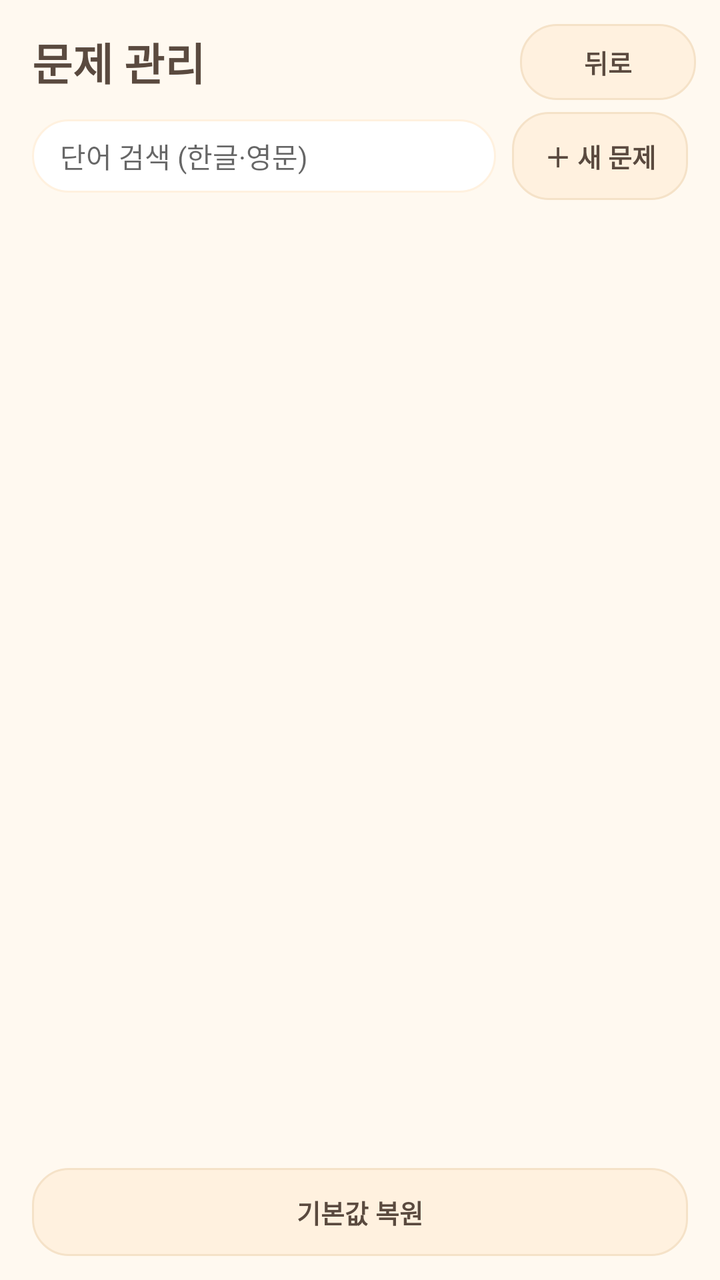
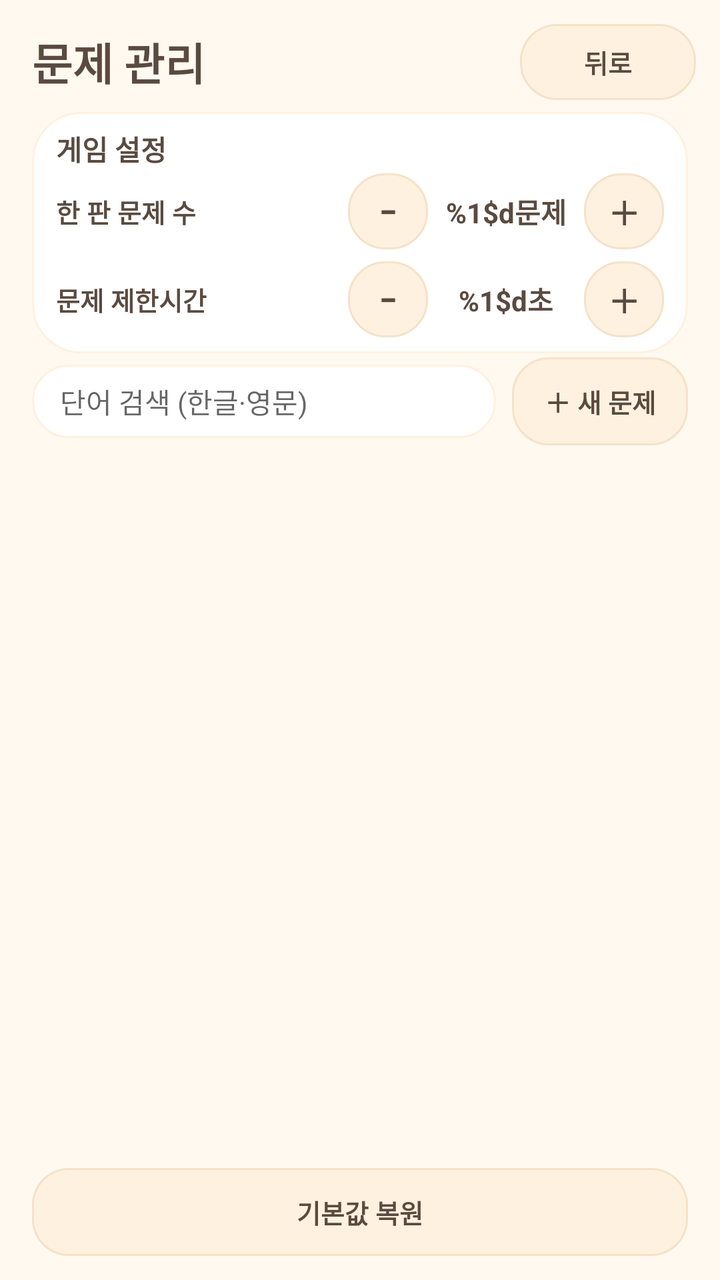

Two renders of the same Android screen: before a commit and after it. Below are the layout's source before the change and the commit's diff.
<!-- AndroidManifest.xml: application theme Theme.VoiceWordGame -->
<!-- res/layout/activity_admin.xml -->
<?xml version="1.0" encoding="utf-8"?>
<FrameLayout xmlns:android="http://schemas.android.com/apk/res/android"
    android:id="@+id/adminRoot"
    android:layout_width="match_parent"
    android:layout_height="match_parent"
    android:background="@color/cream">

    <LinearLayout
        android:layout_width="match_parent"
        android:layout_height="match_parent"
        android:orientation="vertical">

        <LinearLayout
            android:layout_width="match_parent"
            android:layout_height="wrap_content"
            android:gravity="center_vertical"
            android:orientation="horizontal"
            android:paddingStart="16dp"
            android:paddingTop="12dp"
            android:paddingEnd="12dp"
            android:paddingBottom="4dp">

            <TextView
                style="@style/TextTitle"
                android:layout_width="0dp"
                android:layout_height="wrap_content"
                android:layout_weight="1"
                android:text="@string/admin_title"
                android:textSize="22sp" />

            <TextView
                android:id="@+id/adminCount"
                style="@style/TextBody"
                android:layout_width="wrap_content"
                android:layout_height="wrap_content"
                android:layout_marginEnd="8dp" />

            <Button
                android:id="@+id/closeAdmin"
                style="@style/Widget.CuteButton"
                android:layout_width="wrap_content"
                android:layout_height="wrap_content"
                android:minHeight="38dp"
                android:text="@string/back"
                android:textSize="13sp" />
        </LinearLayout>

        <LinearLayout
            android:layout_width="match_parent"
            android:layout_height="wrap_content"
            android:gravity="center_vertical"
            android:orientation="horizontal"
            android:paddingStart="16dp"
            android:paddingTop="2dp"
            android:paddingEnd="16dp">

            <EditText
                android:id="@+id/adminSearch"
                android:layout_width="0dp"
                android:layout_height="wrap_content"
                android:layout_weight="1"
                android:background="@drawable/bg_pill"
                android:hint="@string/admin_search_hint"
                android:imeOptions="actionSearch"
                android:importantForAutofill="no"
                android:inputType="text"
                android:paddingStart="14dp"
                android:paddingTop="8dp"
                android:paddingEnd="14dp"
                android:paddingBottom="8dp"
                android:singleLine="true"
                android:textColor="@color/ink"
                android:textSize="14sp" />

            <Button
                android:id="@+id/addProblem"
                style="@style/Widget.CuteButton"
                android:layout_width="wrap_content"
                android:layout_height="wrap_content"
                android:layout_marginStart="8dp"
                android:text="@string/admin_add"
                android:textSize="13sp" />
        </LinearLayout>

        <HorizontalScrollView
            android:layout_width="match_parent"
            android:layout_height="wrap_content"
            android:paddingStart="12dp"
            android:paddingTop="2dp"
            android:paddingEnd="12dp"
            android:scrollbars="none">

            <LinearLayout
                android:id="@+id/adminFilterRow"
                android:layout_width="wrap_content"
                android:layout_height="wrap_content"
                android:orientation="horizontal" />
        </HorizontalScrollView>

        <TextView
            android:id="@+id/adminEmpty"
            style="@style/TextBody"
            android:layout_width="match_parent"
            android:layout_height="wrap_content"
            android:layout_marginTop="26dp"
            android:gravity="center"
            android:text="@string/admin_empty"
            android:textSize="14sp"
            android:visibility="gone" />

        <androidx.recyclerview.widget.RecyclerView
            android:id="@+id/problemList"
            android:layout_width="match_parent"
            android:layout_height="0dp"
            android:layout_weight="1"
            android:clipToPadding="false"
            android:paddingStart="12dp"
            android:paddingTop="4dp"
            android:paddingEnd="12dp"
            android:paddingBottom="6dp"
            android:scrollbars="none" />

        <Button
            android:id="@+id/restoreDefaults"
            style="@style/Widget.CuteButton"
            android:layout_width="match_parent"
            android:layout_height="wrap_content"
            android:layout_marginStart="16dp"
            android:layout_marginTop="2dp"
            android:layout_marginEnd="16dp"
            android:layout_marginBottom="12dp"
            android:text="@string/admin_restore"
            android:textSize="13sp" />
    </LinearLayout>
</FrameLayout>
<!-- resources referenced by this layout -->
<resources>
  <color name="cream">#FFF9F0</color>
  <color name="ink">#5A4A3F</color>
  <!-- drawable bg_pill (drawable) -->
  <?xml version="1.0" encoding="utf-8"?>
  <shape xmlns:android="http://schemas.android.com/apk/res/android" android:shape="rectangle">
      <solid android:color="@color/card" />
      <corners android:radius="999dp" />
      <stroke android:width="1dp" android:color="@color/cream_deep" />
  </shape>
  <string name="admin_add">＋ 새 문제</string>
  <string name="admin_empty">조건에 맞는 문제가 없어요</string>
  <string name="admin_restore">기본값 복원</string>
  <string name="admin_search_hint">단어 검색 (한글·영문)</string>
  <string name="admin_title">문제 관리</string>
  <string name="back">뒤로</string>
  <style name="TextBody">
          <item name="android:textColor">@color/ink_soft</item>
          <item name="android:textSize">13sp</item>
      </style>
  <style name="TextTitle">
          <item name="android:textColor">@color/ink</item>
          <item name="android:textSize">22sp</item>
          <item name="android:textStyle">bold</item>
      </style>
  <style name="Widget.CuteButton" parent="Widget.AppCompat.Button.Borderless">
          <item name="android:background">@drawable/bg_button_soft</item>
          <item name="backgroundTint">@null</item>
          <item name="android:textColor">@color/ink</item>
          <item name="android:textSize">14sp</item>
          <item name="android:textStyle">bold</item>
          <item name="android:minHeight">44dp</item>
          <item name="android:paddingLeft">14dp</item>
          <item name="android:paddingRight">14dp</item>
          <item name="android:textAllCaps">false</item>
      </style>
  <color name="card">#FFFFFF</color>
  <color name="cream_deep">#FFF1DF</color>
  <color name="ink_soft">#A08D7C</color>
  <!-- drawable bg_button_soft (drawable) -->
  <?xml version="1.0" encoding="utf-8"?>
  <ripple xmlns:android="http://schemas.android.com/apk/res/android" android:color="@color/shadow">
      <item>
          <shape android:shape="rectangle">
              <solid android:color="@color/cream_deep" />
              <corners android:radius="18dp" />
              <stroke android:width="1dp" android:color="#F5E2C8" />
          </shape>
      </item>
  </ripple>
  <color name="coral_deep">#EE8B76</color>
  <style name="ThemeOverlay.Cute.Dialog" parent="ThemeOverlay.MaterialComponents.MaterialAlertDialog">
          <item name="colorPrimary">@color/coral_deep</item>
          <item name="colorSecondary">@color/mint_deep</item>
          <item name="android:background">@color/cream</item>
      </style>
  <color name="shadow">#1A5A4A3F</color>
  <color name="mint_deep">#4FBE93</color>
  <!-- unchanged entries left out for length: 1 -->
</resources>

<!-- the commit's change to res/layout/activity_admin.xml (unified diff, before → after) -->
@@ -43,6 +43,137 @@
                 android:minHeight="38dp"
                 android:text="@string/back"
                 android:textSize="13sp" />
+        </LinearLayout>
+
+        
+        <LinearLayout
+            android:id="@+id/adminSettings"
+            android:layout_width="match_parent"
+            android:layout_height="wrap_content"
+            android:layout_marginStart="16dp"
+            android:layout_marginTop="2dp"
+            android:layout_marginEnd="16dp"
+            android:background="@drawable/bg_card"
+            android:orientation="vertical"
+            android:paddingStart="12dp"
+            android:paddingTop="8dp"
+            android:paddingEnd="12dp"
+            android:paddingBottom="8dp">
+
+            <TextView
+                style="@style/TextSection"
+                android:layout_width="wrap_content"
+                android:layout_height="wrap_content"
+                android:text="@string/admin_settings_title"
+                android:textSize="14sp" />
+
+            
+            <LinearLayout
+                android:layout_width="match_parent"
+                android:layout_height="wrap_content"
+                android:layout_marginTop="2dp"
+                android:gravity="center_vertical"
+                android:orientation="horizontal">
+
+                <TextView
+                    style="@style/TextBody"
+                    android:layout_width="0dp"
+                    android:layout_height="wrap_content"
+                    android:layout_weight="1"
+                    android:text="@string/admin_setting_questions"
+                    android:textColor="@color/ink"
+                    android:textSize="13sp"
+                    android:textStyle="bold" />
+
+                <Button
+                    android:id="@+id/settingCountMinus"
+                    style="@style/Widget.CuteButton"
+                    android:layout_width="40dp"
+                    android:layout_height="38dp"
+                    android:contentDescription="@string/admin_setting_minus_desc"
+                    android:minWidth="0dp"
+                    android:paddingStart="0dp"
+                    android:paddingEnd="0dp"
+                    android:text="@string/admin_setting_minus"
+                    android:textSize="16sp" />
+
+                <TextView
+                    android:id="@+id/settingCountValue"
+                    style="@style/TextBody"
+                    android:layout_width="78dp"
+                    android:layout_height="wrap_content"
+                    android:gravity="center"
+                    android:text="@string/admin_setting_questions_value"
+                    android:textColor="@color/ink"
+                    android:textSize="14sp"
+                    android:textStyle="bold" />
+
+                <Button
+                    android:id="@+id/settingCountPlus"
+                    style="@style/Widget.CuteButton"
+                    android:layout_width="40dp"
+                    android:layout_height="38dp"
+                    android:contentDescription="@string/admin_setting_plus_desc"
+                    android:minWidth="0dp"
+                    android:paddingStart="0dp"
+                    android:paddingEnd="0dp"
+                    android:text="@string/admin_setting_plus"
+                    android:textSize="16sp" />
+            </LinearLayout>
+
+            
+            <LinearLayout
+                android:layout_width="match_parent"
+                android:layout_height="wrap_content"
+                android:layout_marginTop="6dp"
+                android:gravity="center_vertical"
+                android:orientation="horizontal">
+
+                <TextView
+                    style="@style/TextBody"
+                    android:layout_width="0dp"
+                    android:layout_height="wrap_content"
+                    android:layout_weight="1"
+                    android:text="@string/admin_setting_time"
+                    android:textColor="@color/ink"
+                    android:textSize="13sp"
+                    android:textStyle="bold" />
+
+                <Button
+                    android:id="@+id/settingTimeMinus"
+                    style="@style/Widget.CuteButton"
+                    android:layout_width="40dp"
+                    android:layout_height="38dp"
+                    android:contentDescription="@string/admin_setting_minus_desc"
+                    android:minWidth="0dp"
+                    android:paddingStart="0dp"
+                    android:paddingEnd="0dp"
+                    android:text="@string/admin_setting_minus"
+                    android:textSize="16sp" />
+
+                <TextView
+                    android:id="@+id/settingTimeValue"
+                    style="@style/TextBody"
+                    android:layout_width="78dp"
+                    android:layout_height="wrap_content"
+                    android:gravity="center"
+                    android:text="@string/admin_setting_time_value"
+                    android:textColor="@color/ink"
+                    android:textSize="14sp"
+                    android:textStyle="bold" />
+
+                <Button
+                    android:id="@+id/settingTimePlus"
+                    style="@style/Widget.CuteButton"
+                    android:layout_width="40dp"
+                    android:layout_height="38dp"
+                    android:contentDescription="@string/admin_setting_plus_desc"
+                    android:minWidth="0dp"
+                    android:paddingStart="0dp"
+                    android:paddingEnd="0dp"
+                    android:text="@string/admin_setting_plus"
+                    android:textSize="16sp" />
+            </LinearLayout>
         </LinearLayout>
 
         <LinearLayout
<!-- resource entries referenced after the edit -->
@@ -2,6 +2,13 @@
 <resources>
   <color name="cream">#FFF9F0</color>
   <color name="ink">#5A4A3F</color>
+  <!-- drawable bg_card (drawable) -->
+  <?xml version="1.0" encoding="utf-8"?>
+  <shape xmlns:android="http://schemas.android.com/apk/res/android" android:shape="rectangle">
+      <solid android:color="@color/card" />
+      <corners android:radius="24dp" />
+      <stroke android:width="1dp" android:color="@color/cream_deep" />
+  </shape>
   <!-- drawable bg_pill (drawable) -->
   <?xml version="1.0" encoding="utf-8"?>
   <shape xmlns:android="http://schemas.android.com/apk/res/android" android:shape="rectangle">
@@ -13,11 +20,25 @@
   <string name="admin_empty">조건에 맞는 문제가 없어요</string>
   <string name="admin_restore">기본값 복원</string>
   <string name="admin_search_hint">단어 검색 (한글·영문)</string>
+  <string name="admin_setting_minus">−</string>
+  <string name="admin_setting_minus_desc">줄이기</string>
+  <string name="admin_setting_plus">＋</string>
+  <string name="admin_setting_plus_desc">늘리기</string>
+  <string name="admin_setting_questions">한 판 문제 수</string>
+  <string name="admin_setting_questions_value">%1$d문제</string>
+  <string name="admin_setting_time">문제 제한시간</string>
+  <string name="admin_setting_time_value">%1$d초</string>
+  <string name="admin_settings_title">게임 설정</string>
   <string name="admin_title">문제 관리</string>
   <string name="back">뒤로</string>
   <style name="TextBody">
           <item name="android:textColor">@color/ink_soft</item>
           <item name="android:textSize">13sp</item>
+      </style>
+  <style name="TextSection">
+          <item name="android:textColor">@color/ink</item>
+          <item name="android:textSize">17sp</item>
+          <item name="android:textStyle">bold</item>
       </style>
   <style name="TextTitle">
           <item name="android:textColor">@color/ink</item>
